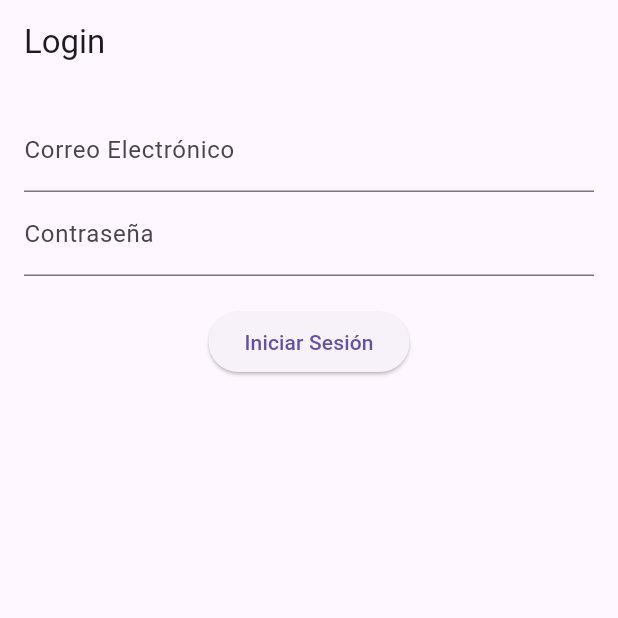
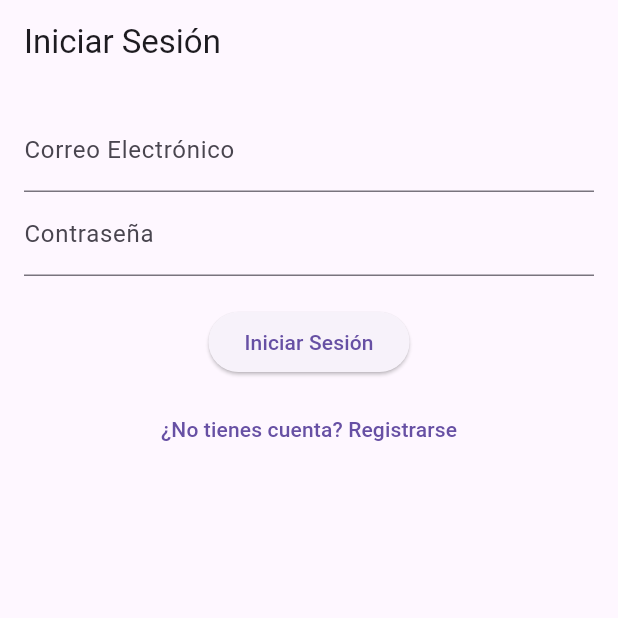
Before and after one commit to PrimeraPostura/bragivino, a Flutter app: the screen it shows after launch, on a phone screen of 412 x 824 dp, the top half of it. Run offline on Flutter 3.47's test engine with Material 3 defaults, Android fonts, the phone set to English and light mode, and no system bars; our stand-ins replace cloud_firestore, firebase_auth, firebase_core; accounts and stored records are empty.

Commit message:
Tercer commit

```diff
--- /dev/null
+++ b/lib/login/login_screen.dart
@@ -0,0 +1,109 @@
+import 'package:flutter/material.dart';
+import '../services/auth_service.dart';
+import 'validators.dart';
+
+class LoginScreen extends StatefulWidget {
+  @override
+  _LoginScreenState createState() => _LoginScreenState();
+}
+
+class _LoginScreenState extends State<LoginScreen> {
+  final _authService = AuthService();
+  final _formKey = GlobalKey<FormState>();
+  final _emailController = TextEditingController();
+  final _passwordController = TextEditingController();
+  bool _isLogin = true; // Switch between login and register
+  bool _isLoading = false;
+  String _errorMessage = '';
+
+  void _toggleForm() {
+    setState(() {
+      _isLogin = !_isLogin;
+      _errorMessage = '';
+    });
+  }
+
+  Future<void> _submit() async {
+    if (_formKey.currentState?.validate() ?? false) {
+      setState(() {
+        _isLoading = true;
+      });
+
+      try {
+        if (_isLogin) {
+          await _authService.loginWithEmailPassword(
+            _emailController.text.trim(),
+            _passwordController.text.trim(),
+          );
+          // Navigate to home screen (example)
+          Navigator.pushReplacementNamed(context, '/home');
+        } else {
+          await _authService.registerWithEmailPassword(
+            _emailController.text.trim(),
+            _passwordController.text.trim(),
+          );
+          // Navigate to home screen (example)
+          Navigator.pushReplacementNamed(context, '/home');
+        }
+      } catch (e) {
+        setState(() {
+          _isLoading = false;
+          _errorMessage = 'Error: ${e.toString()}';
+        });
+      }
+    }
+  }
+
+  @override
+  Widget build(BuildContext context) {
+    return Scaffold(
+      appBar: AppBar(title: Text(_isLogin ? 'Iniciar Sesión' : 'Registrarse')),
+      body: Padding(
+        padding: const EdgeInsets.all(16.0),
+        child: SingleChildScrollView(
+          child: Form(
+            key: _formKey,
+            child: Column(
+              children: [
+                TextFormField(
+                  controller: _emailController,
+                  decoration: InputDecoration(labelText: 'Correo Electrónico'),
+                  validator: (value) => validateEmail(value),
+                ),
+                TextFormField(
+                  controller: _passwordController,
+                  decoration: InputDecoration(labelText: 'Contraseña'),
+                  obscureText: true,
+                  validator: (value) => validatePassword(value),
+                ),
+                SizedBox(height: 20),
+                _isLoading
+                    ? CircularProgressIndicator()
+                    : ElevatedButton(
+                        onPressed: _submit,
+                        child:
+                            Text(_isLogin ? 'Iniciar Sesión' : 'Registrarse'),
+                      ),
+                SizedBox(height: 10),
+                TextButton(
+                  onPressed: _toggleForm,
+                  child: Text(_isLogin
+                      ? '¿No tienes cuenta? Registrarse'
+                      : '¿Ya tienes cuenta? Iniciar Sesión'),
+                ),
+                if (_errorMessage.isNotEmpty)
+                  Padding(
+                    padding: const EdgeInsets.only(top: 10.0),
+                    child: Text(
+                      _errorMessage,
+                      style: TextStyle(color: Colors.red),
+                    ),
+                  ),
+              ],
+            ),
+          ),
+        ),
+      ),
+    );
+  }
+}
--- a/lib/main.dart
+++ b/lib/main.dart
@@ -1,37 +1,30 @@
-import 'package:bragivino/screens/add_wine_screen.dart';
-import 'package:bragivino/screens/home_screens.dart';
-import 'package:bragivino/screens/login_screen.dart';
-import 'package:bragivino/screens/my_wines_screen.dart';
-import 'package:bragivino/screens/statistics_screen.dart';
-import 'package:bragivino/screens/wines_screen.dart';
+import 'package:bragivino/login/login_screen.dart';
+import 'package:bragivino/screens/home_screen.dart';
+import 'package:flutter/material.dart';
 import 'package:firebase_core/firebase_core.dart';
-import 'package:flutter/material.dart';
-import 'firebase_options.dart'; // Importa el archivo de configuración de Firebase
+import 'firebase_options.dart'; // Importa el archivo firebase_options.dart
 
 void main() async {
   WidgetsFlutterBinding.ensureInitialized();
   await Firebase.initializeApp(
     options: DefaultFirebaseOptions
-        .currentPlatform, // Usamos la configuración generada de Firebase
+        .currentPlatform, // Asegúrate de que aquí se pasen las opciones correctas
   );
-  runApp(const MyApp());
+  runApp(MyApp());
 }
 
 class MyApp extends StatelessWidget {
-  const MyApp({super.key});
-
   @override
   Widget build(BuildContext context) {
     return MaterialApp(
-      debugShowCheckedModeBanner: false,
-      initialRoute: '/login', // La pantalla inicial es de login
+      title: 'Bragivino',
+      theme: ThemeData(
+        primarySwatch: Colors.blue,
+      ),
+      home: LoginScreen(), // Pantalla de Login por defecto
       routes: {
-        '/login': (context) => const LoginScreen(),
-        '/home': (context) => const HomeScreen(),
-        '/wines': (context) => const WinesScreen(),
-        '/add_wine': (context) => const AddWineScreen(),
-        '/my_wines': (context) => const MyWinesScreen(),
-        '/statistics': (context) => const StatisticsScreen(),
+        '/home': (context) =>
+            HomeScreen(), // Ruta a la pantalla de inicio después de login
       },
     );
   }
--- a/pubspec.yaml
+++ b/pubspec.yaml
@@ -32,3 +32,5 @@ dev_dependencies:
 # Generación de código
 flutter:
   uses-material-design: true
+assets:
+  - assets\vino.jpg
```
Also changed, not shown: lib/login/validators.dart (added, +21 -0 lines), lib/screens/catalogo_screen.dart (added, +231 -0 lines), lib/screens/estadisticas_screen.dart (added, +15 -0 lines), lib/screens/home_screen.dart (added, +55 -0 lines), lib/screens/mis_vinos_screen.dart (added, +104 -0 lines), lib/services/auth_service.dart (added, +46 -0 lines), lib/widgets/wine_card.dart (+6 -13 lines), lib/widgets/wine_filter.dart (added, +26 -0 lines), lib/widgets/wine_form.dart (+10 -22 lines), assets/vino.jpg (added).
